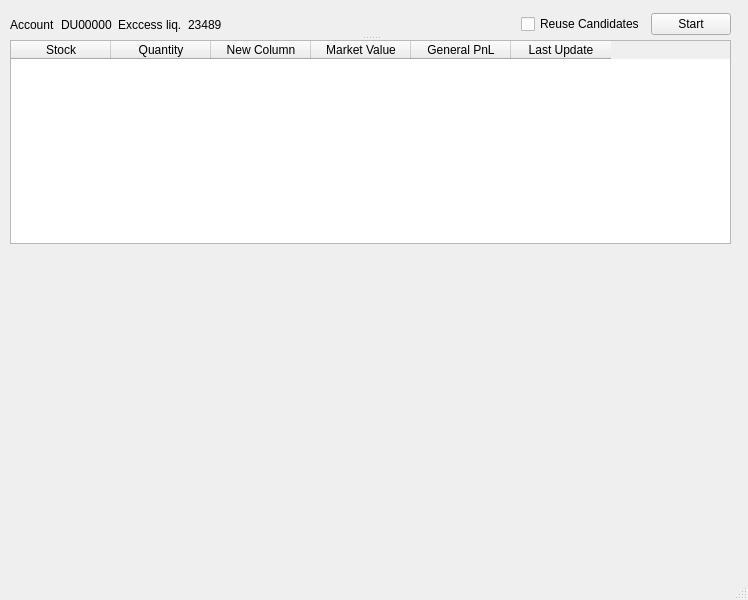
First picture: the form in UI/MainWindow.ui, repository colaisr/algotrader, before the edit.
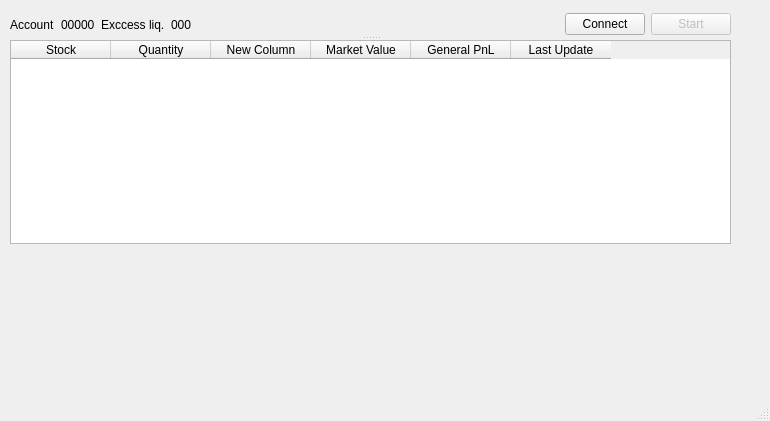
Second picture: the form after the edit.

Commit message: UI started separate workers created

What changed in the file:
```diff
--- a/UI/MainWindow.ui
+++ b/UI/MainWindow.ui
@@ -6,8 +6,8 @@
    <rect>
     <x>0</x>
     <y>0</y>
-    <width>748</width>
-    <height>600</height>
+    <width>770</width>
+    <height>421</height>
    </rect>
   </property>
   <property name="windowTitle">
@@ -26,7 +26,7 @@
     <property name="orientation">
      <enum>Qt::Vertical</enum>
     </property>
-    <widget class="QWidget" name="">
+    <widget class="QWidget" name="layoutWidget">
      <layout class="QHBoxLayout" name="horizontalLayout_3">
       <item>
        <layout class="QHBoxLayout" name="horizontalLayout">
@@ -40,7 +40,7 @@
         <item>
          <widget class="QLabel" name="lAcc">
           <property name="text">
-           <string>DU00000</string>
+           <string>00000</string>
           </property>
          </widget>
         </item>
@@ -58,7 +58,7 @@
         <item>
          <widget class="QLabel" name="lLiq">
           <property name="text">
-           <string>23489</string>
+           <string>000</string>
           </property>
          </widget>
         </item>
@@ -78,14 +78,17 @@
        </spacer>
       </item>
       <item>
-       <widget class="QCheckBox" name="checkBox">
+       <widget class="QPushButton" name="btnConnect">
         <property name="text">
-         <string>Reuse Candidates</string>
+         <string>Connect</string>
         </property>
        </widget>
       </item>
       <item>
        <widget class="QPushButton" name="btnStart">
+        <property name="enabled">
+         <bool>false</bool>
+        </property>
         <property name="text">
          <string>Start</string>
         </property>
```
Left out of the diff: 2 changed lines with no effect on the pictures. The commit also changes 5 other files.
